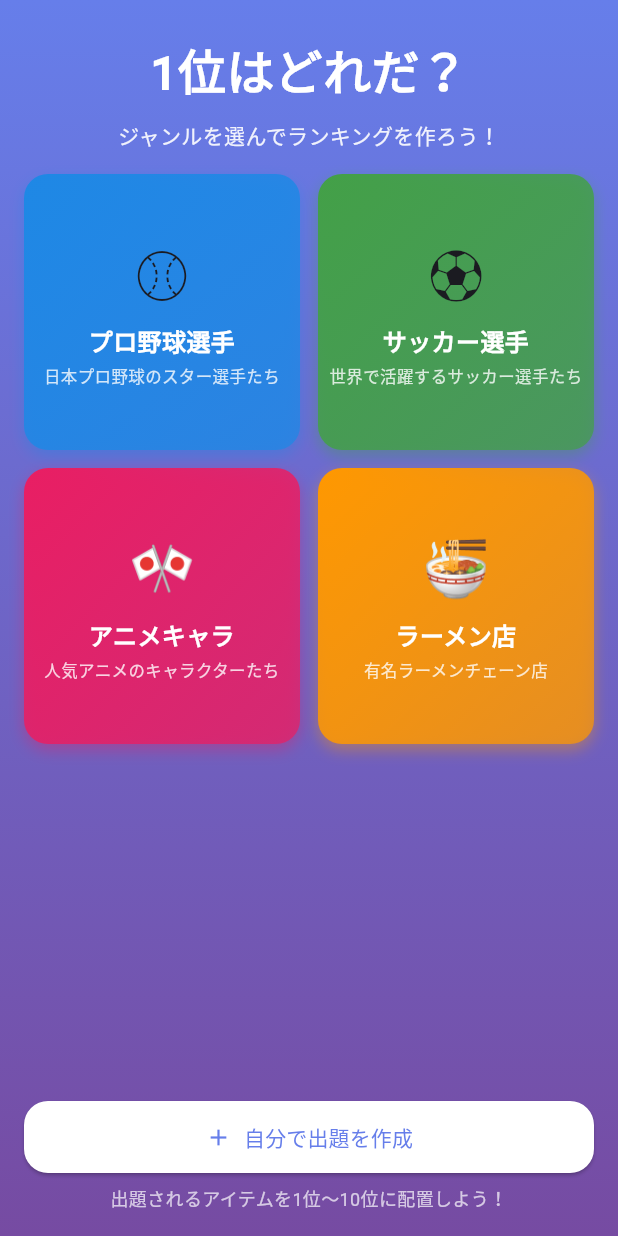
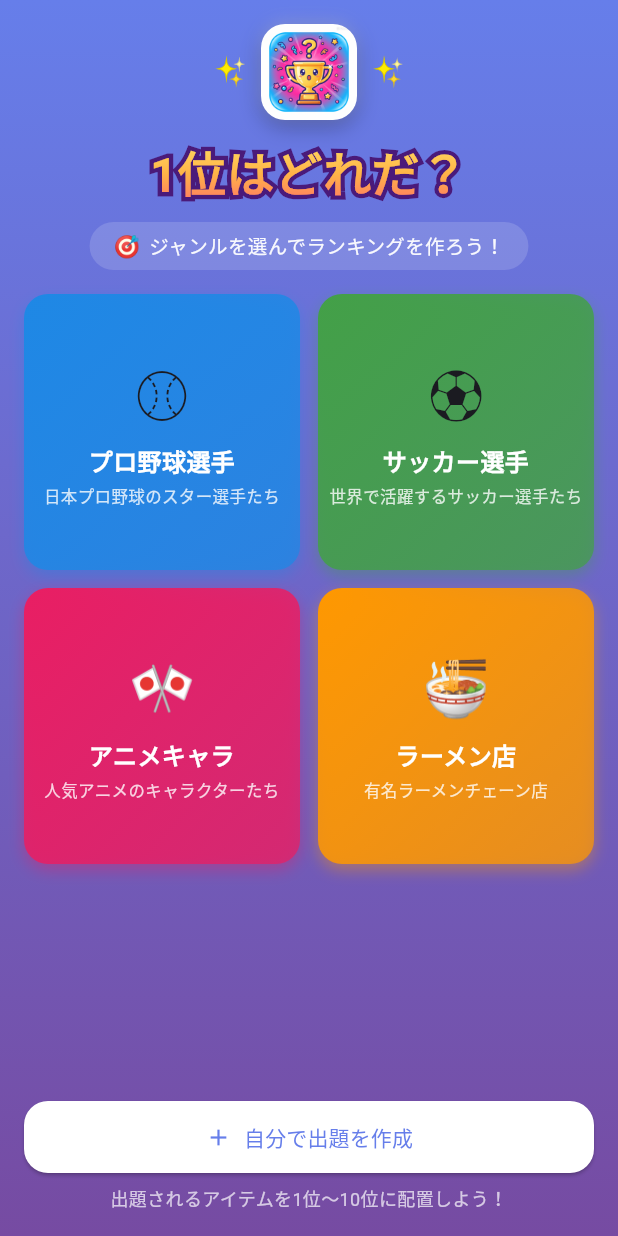
Before and after one commit to shotaro0211/short_video_game, a Flutter app: the screen it shows after launch, on a phone screen of 412 x 824 dp. Run offline on Flutter 3.47's test engine with Material 3 defaults, Android fonts, the light colour scheme and no system bars; our stand-ins replace camera, flutter_riverpod, share_plus, shared_preferences, video_player; missing offline and left inert: flutter_screen_recording, gal; Roboto replaces fonts that are missing (Hiragino Sans).

Commit message:
feat: Enhance HomeScreen UI with decorative elements and updated title styling

```diff
--- a/ranking_challenge/lib/screens/home_screen.dart
+++ b/ranking_challenge/lib/screens/home_screen.dart
@@ -30,8 +30,73 @@ class HomeScreen extends ConsumerWidget {
         child: SafeArea(
           child: Column(
             children: [
-              const SizedBox(height: 24),
-              const Text(
+              const SizedBox(height: 16),
+              // Pop title with app icon
+              Row(
+                mainAxisAlignment: MainAxisAlignment.center,
+                children: [
+                  // Decorative stars left
+                  const Text('✨', style: TextStyle(fontSize: 20)),
+                  const SizedBox(width: 8),
+                  // App icon with shadow
+                  Container(
+                    decoration: BoxDecoration(
+                      borderRadius: BorderRadius.circular(16),
+                      boxShadow: [
+                        BoxShadow(
+                          color: Colors.black.withOpacity(0.3),
+                          blurRadius: 12,
+                          offset: const Offset(0, 4),
+                        ),
+                        BoxShadow(
+                          color: Colors.white.withOpacity(0.2),
+                          blurRadius: 8,
+                          offset: const Offset(0, -2),
+                        ),
+                      ],
+                    ),
+                    child: ClipRRect(
+                      borderRadius: BorderRadius.circular(16),
+                      child: Image.asset(
+                        'assets/app_icon.png',
+                        width: 64,
+                        height: 64,
+                      ),
+                    ),
+                  ),
+                  const SizedBox(width: 8),
+                  // Decorative stars right
+                  const Text('✨', style: TextStyle(fontSize: 20)),
+                ],
+              ),
+              const SizedBox(height: 12),
+              // Title text with pop style
+              Stack(
+                children: [
+                  // Shadow layer
+                  Text(
+                    '1位はどれだ？',
+                    style: TextStyle(
+                      fontSize: 32,
+                      fontWeight: FontWeight.bold,
+                      foreground: Paint()
+                        ..style = PaintingStyle.stroke
+                        ..strokeWidth = 6
+                        ..color = const Color(0xFF4A1A7A),
+                    ),
+                  ),
+                  // Main text with gradient
+                  ShaderMask(
+                    shaderCallback: (bounds) => const LinearGradient(
+                      colors: [
+                        Color(0xFFFFE066),
+                        Color(0xFFFFB347),
+                        Color(0xFFFF6B6B),
+                      ],
+                      begin: Alignment.topCenter,
+                      end: Alignment.bottomCenter,
+                    ).createShader(bounds),
+                    child: const Text(
                       '1位はどれだ？',
                       style: TextStyle(
                         color: Colors.white,
@@ -39,12 +104,31 @@ class HomeScreen extends ConsumerWidget {
                         fontWeight: FontWeight.bold,
                       ),
                     ),
+                  ),
+                ],
+              ),
               const SizedBox(height: 8),
+              // Subtitle with sparkle
+              Container(
+                padding: const EdgeInsets.symmetric(horizontal: 16, vertical: 6),
+                decoration: BoxDecoration(
+                  color: Colors.white.withOpacity(0.15),
+                  borderRadius: BorderRadius.circular(20),
+                ),
+                child: Row(
+                  mainAxisSize: MainAxisSize.min,
+                  children: [
+                    const Text('🎯', style: TextStyle(fontSize: 14)),
+                    const SizedBox(width: 6),
                     Text(
                       'ジャンルを選んでランキングを作ろう！',
                       style: TextStyle(
-                  color: Colors.white.withOpacity(0.9),
-                  fontSize: 14,
+                        color: Colors.white.withOpacity(0.95),
+                        fontSize: 13,
+                        fontWeight: FontWeight.w500,
+                      ),
+                    ),
+                  ],
                 ),
               ),
               const SizedBox(height: 16),
--- a/ranking_challenge/pubspec.yaml
+++ b/ranking_challenge/pubspec.yaml
@@ -73,10 +73,8 @@ flutter:
   # the material Icons class.
   uses-material-design: true
 
-  # To add assets to your application, add an assets section, like this:
-  # assets:
-  #   - images/a_dot_burr.jpeg
-  #   - images/a_dot_ham.jpeg
+  assets:
+    - assets/app_icon.png
 
   # An image asset can refer to one or more resolution-specific "variants", see
   # https://flutter.dev/to/resolution-aware-images
```
Lines whose indentation alone changed are shown as unchanged.
